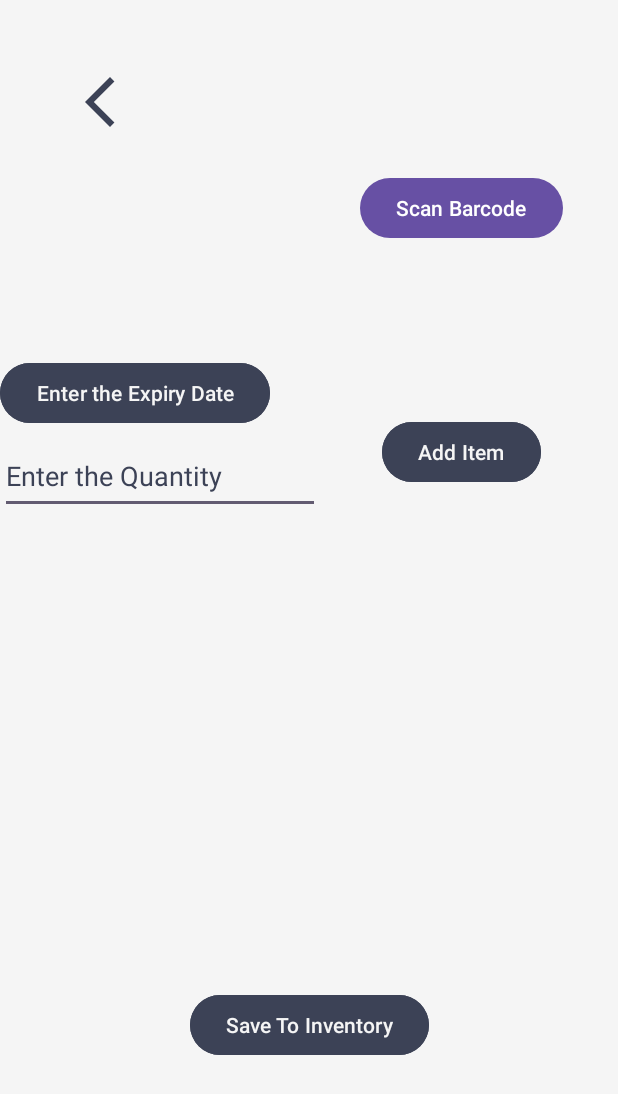
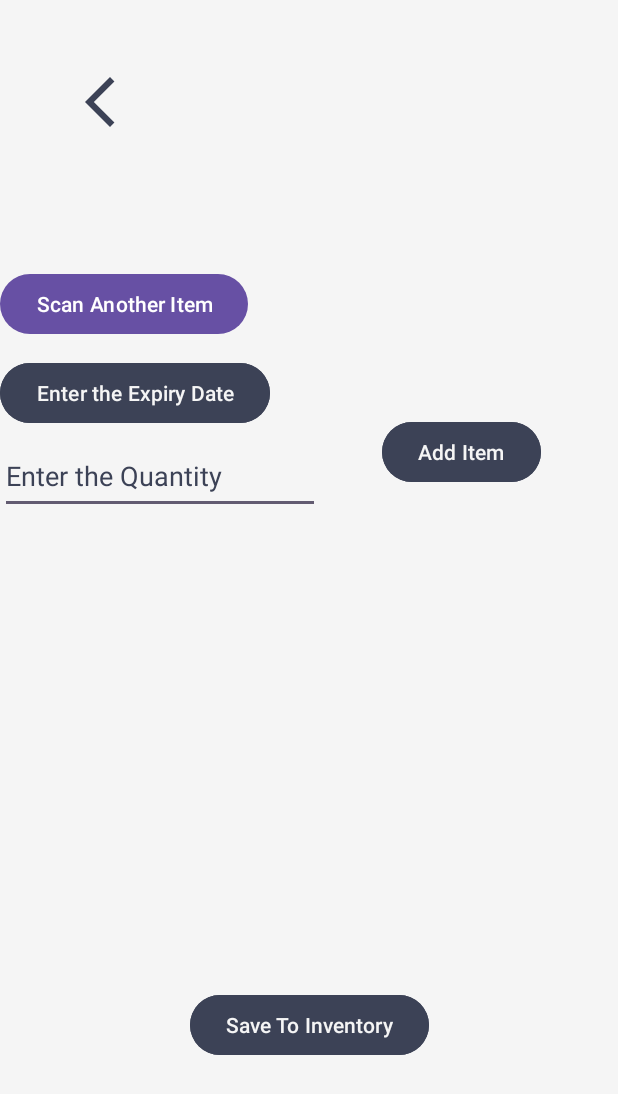
Before and after one commit to shashi981/404-group-not-found, an Android app: the BarcodeActivity screen opened directly, with no data from a screen before it, on a phone screen of 412 x 824 dp. Shown: the top 1094 px of the screen. Run offline under Robolectric (Android 15) with nearby library versions, the phone set to English and light mode, and no system bars; libraries missing offline, so code that uses them is left out: com.journeyapps.barcodescanner; pictures from the network do not load; 1 statement that could not run was skipped.

Commit message:
fixed barcode scanning activity. Not fully complete, still need to add functionality such as verifying UPC code, styling, and logic.

```diff
--- a/front-end/app/src/main/AndroidManifest.xml
+++ b/front-end/app/src/main/AndroidManifest.xml
@@ -59,7 +59,9 @@
             android:exported="false" />
         <activity
             android:name=".BarcodeActivity"
-            android:exported="false" />
+            android:exported="false"
+            android:windowSoftInputMode="adjustPan"
+            android:configChanges="keyboardHidden|orientation|screenSize" />
         <activity
             android:name=".MainActivity"
             android:exported="true">
--- a/front-end/app/src/main/java/com/example/grocerymanager/BarcodeActivity.java
+++ b/front-end/app/src/main/java/com/example/grocerymanager/BarcodeActivity.java
@@ -39,43 +39,27 @@ import okhttp3.Response;
 
 public class BarcodeActivity extends AppCompatActivity implements DatePickerFragment.DatePickerListener {
     final static String TAG = "BarcodeActivity";
-    private ImageButton backIcon1;
-    private String expiryDateString1;
-    private Button itemExpiryButton1;
-    private Button addItemButton1;
-    private EditText itemQuantity1;
+    private ImageButton backIcon;
+    private String expiryDateString;
+    private Button itemExpiryButton;
+    private Button addItemButton;
+    private EditText itemQuantity;
     private String upcCode;
-    private Button addItemsInventoryButton1;
-    private List<String> expiryDateList1;
-    private List<Integer> upcList;
-    private List<Integer> quantityList1;
-    private List<Item> itemList1;
-    private OkHttpClient client1;
+    private Button addItemsInventoryButton;
+    private List<String> expiryDateList;
+    private List<Long> upcList;
+    private List<Integer> quantityList;
+    private List<Item> itemList;
+    private OkHttpClient client;
     private Button scanBarButton;
 
-    private NetworkManager networkManager1;
-
-//    ActivityResultLauncher<ScanOptions> barcodeLauncher = registerForActivityResult(new ScanContract(), result ->{
-//        if (result.getContents() != null) {
-//
-//            String upcCode = result.getContents();
-//
-//            AlertDialog.Builder builder = new AlertDialog.Builder(BarcodeActivity.this);
-//            builder.setMessage(result.getContents());
-//            builder.setPositiveButton("OK", new DialogInterface.OnClickListener(){
-//                @Override
-//                public void onClick(DialogInterface dialogInterface, int i){
-//                    dialogInterface.dismiss();
-//                }
-//            }).show();
-//        }
-//    });
+    private NetworkManager networkManager;
 
     ActivityResultLauncher<ScanOptions> barcodeLauncher = registerForActivityResult(new ScanContract(), result -> {
         if (result.getContents() != null) {
             // UPC code was successfully retrieved
             upcCode = result.getContents();
-//            upcCode = "00123456789012"
+//            upcCode = "11123456789012";
             // You can proceed with handling the UPC code or launching another activity if needed
             handleUPCCode(upcCode);
         } else {
@@ -89,75 +73,75 @@ public class BarcodeActivity extends AppCompatActivity implements DatePickerFrag
     protected void onCreate(Bundle savedInstanceState) {
         super.onCreate(savedInstanceState);
         setContentView(R.layout.activity_barcode);
-        expiryDateList1 = new ArrayList<>();
+        expiryDateList = new ArrayList<>();
         upcList = new ArrayList<>();
-        quantityList1 = new ArrayList<>();
+        quantityList = new ArrayList<>();
 
-        itemExpiryButton1 = findViewById(R.id.set_expiry_date1);
-        itemExpiryButton1.setOnClickListener(new View.OnClickListener() {
+        itemExpiryButton = findViewById(R.id.set_expiry_date_barcode);
+        itemExpiryButton.setOnClickListener(new View.OnClickListener() {
             @Override
             public void onClick(View view) {
                 showDatePickerDialog();
             }
         });
 
-        backIcon1 = findViewById(R.id.back_icon_add1);
-        backIcon1.setOnClickListener(new View.OnClickListener() {
+        backIcon = findViewById(R.id.back_icon_barcode);
+        backIcon.setOnClickListener(new View.OnClickListener() {
             @Override
             public void onClick(View view) {
                 finish();
             }
         });
-        itemQuantity1 = findViewById(R.id.item_quantity1);
+        itemQuantity = findViewById(R.id.item_quantity_barcode);
 
-        itemList1 = new ArrayList<>();
-        addItemButton1 = findViewById(R.id.add_item_to_list1);
-        addItemButton1.setOnClickListener(view -> {
-            if (expiryDateString1.isEmpty() || itemQuantity1.getText().toString().isEmpty()) {
+        itemList = new ArrayList<>();
+        addItemButton = findViewById(R.id.add_item_to_barcode);
+        addItemButton.setOnClickListener(view -> {
+            if (expiryDateString.isEmpty() || itemQuantity.getText().toString().isEmpty() || upcCode.isEmpty() || upcCode == null) {
 
             } else {
-                int upc = Integer.parseInt(upcCode);
-                String itemQuantityStr = itemQuantity1.getText().toString();
-                Item newItem = new Item("", expiryDateString1, Integer.parseInt(itemQuantityStr), -1, upc);
-                itemList1.add(newItem);
-                addItemToInventory1(newItem);
-                Log.d(TAG, itemList1.toString());
+                long upc = Long.parseLong(upcCode);
+                String itemQuantityStr = itemQuantity.getText().toString();
+                Item newItem = new Item("", expiryDateString, Integer.parseInt(itemQuantityStr), -1, upc);
+                itemList.add(newItem);
+                addItemToInventory(newItem);
+                Log.d(TAG, itemList.toString());
 
-                expiryDateString1="";
-                itemQuantity1.getText().clear();
+                expiryDateString="";
+                itemQuantity.getText().clear();
+                upcCode = "";
 
 
             }
         });
 
 
-        networkManager1 = new NetworkManager(this);
-        client1 = networkManager1.getClient();
+        networkManager = new NetworkManager(this);
+        client = networkManager.getClient();
 
         String serURL = "https://20.104.197.24/";
         MediaType JSON = MediaType.parse("application/json; charset=utf-8");
         UserData userData = SharedPrefManager.loadUserData(BarcodeActivity.this);
 
-        addItemsInventoryButton1 = findViewById(R.id.add_items_to_inventory1);
-        addItemsInventoryButton1.setOnClickListener(new View.OnClickListener() {
+        addItemsInventoryButton = findViewById(R.id.save_items_to_inventory_barcode);
+        addItemsInventoryButton.setOnClickListener(new View.OnClickListener() {
             @Override
             public void onClick(View view) {
-                if (itemList1.isEmpty()){
+                if (itemList.isEmpty()){
                     launchInventoryIntent();
                 }
                 else {
-                    for (Item item : itemList1){
-                        expiryDateList1.add(item.getExpiry());
+                    for (Item item : itemList){
+                        expiryDateList.add(item.getExpiry());
                         upcList.add(item.getUPC());
-                        quantityList1.add(item.getQuantity());
+                        quantityList.add(item.getQuantity());
                     }
                     JSONObject postData1 = new JSONObject();
                     try{
                         postData1.put("p1", userData.getUID());
                         postData1.put("p2", new JSONArray(upcList)); // assuming upcList is a list of Integers
-                        postData1.put("p3", new JSONArray(expiryDateList1)); // assuming expiryDateList is a list of Strings
-                        postData1.put("p4", new JSONArray(quantityList1)); // assuming quantityList is a list of Integers
-                        postData1.put("p5", "");
+                        postData1.put("p3", new JSONArray(expiryDateList)); // assuming expiryDateList is a list of Strings
+                        postData1.put("p4", new JSONArray(quantityList)); // assuming quantityList is a list of Integers
                     }
                     catch (JSONException e){
                         e.printStackTrace();
@@ -169,7 +153,7 @@ public class BarcodeActivity extends AppCompatActivity implements DatePickerFrag
                             .post(body1)
                             .build();
 
-                    client1.newCall(request).enqueue(new Callback() {
+                    client.newCall(request).enqueue(new Callback() {
                         @Override
                         public void onFailure(Call call, IOException e) {
                             // Handle failure
@@ -209,17 +193,17 @@ public class BarcodeActivity extends AppCompatActivity implements DatePickerFrag
 
     }
 
-    private void addItemToInventory1(Item item) {
+    private void addItemToInventory(Item item) {
         LayoutInflater inflater = (LayoutInflater) getSystemService(Context.LAYOUT_INFLATER_SERVICE);
         View view = inflater.inflate(R.layout.item_display_template, null);
 
-//        TextView itemNameTextView = view.findViewById(R.id.item_name_text_view);
+        TextView itemNameTextView = view.findViewById(R.id.item_name_text_view);
         TextView expiryDateTextView = view.findViewById(R.id.expiry_date_text_view);
         TextView quantityTextView = view.findViewById(R.id.quantity_text_view);
         Button editButton = view.findViewById(R.id.edit_button);
         Button deleteButton = view.findViewById(R.id.delete_button);
 
-//        itemNameTextView.setText(item.getName());
+        itemNameTextView.setText(Long.toString(item.getUPC()));
         expiryDateTextView.setText("Expiry Date: " + item.getExpiry());
         quantityTextView.setText("Quantity: " + item.getQuantity());
 
@@ -228,8 +212,8 @@ public class BarcodeActivity extends AppCompatActivity implements DatePickerFrag
             public void onClick(View v) {
                 //need to implement editing
                 displayEditPopup(item);
-                itemList1.remove(item);
-                LinearLayout mainLayout = findViewById(R.id.inventory_container);
+                itemList.remove(item);
+                LinearLayout mainLayout = findViewById(R.id.inventory_container_barcode);
                 mainLayout.removeView(view);
 
             }
@@ -239,13 +223,13 @@ public class BarcodeActivity extends AppCompatActivity implements DatePickerFrag
             @Override
             public void onClick(View v) {
                 //need to implement for delete
-                itemList1.remove(item);
-                LinearLayout mainLayout = findViewById(R.id.inventory_container);
+                itemList.remove(item);
+                LinearLayout mainLayout = findViewById(R.id.inventory_container_barcode);
                 mainLayout.removeView(view);
             }
         });
 
-        LinearLayout mainLayout = findViewById(R.id.inventory_container);
+        LinearLayout mainLayout = findViewById(R.id.inventory_container_barcode);
         mainLayout.addView(view);
 
     }
@@ -262,10 +246,10 @@ public class BarcodeActivity extends AppCompatActivity implements DatePickerFrag
         editExpiryDateButton.setOnClickListener(v -> showDatePickerDialog());
         saveButton.setOnClickListener(v -> {
             int updatedQuantity = Integer.parseInt(quantityEditText.getText().toString());
-            if(expiryDateString1 != null && !expiryDateString1.isEmpty() && updatedQuantity > 0){
+            if(expiryDateString != null && !expiryDateString.isEmpty() && updatedQuantity > 0){
                 item.setQuantity(updatedQuantity);
-                item.setExpiry(expiryDateString1);
-                addItemToInventory1(item);
+                item.setExpiry(expiryDateString);
+                addItemToInventory(item);
                 dialog.dismiss();
 
 
@@ -284,7 +268,7 @@ public class BarcodeActivity extends AppCompatActivity implements DatePickerFrag
     @Override
     public void onDateSet(int year, int month, int day) {
         // Use the selected date here as needed
-        expiryDateString1 = String.format("%d-%02d-%02d", year, month + 1, day);
+        expiryDateString = String.format("%d-%02d-%02d", year, month + 1, day);
     }
 
     private void scanCode() {
--- a/front-end/app/src/main/java/com/example/grocerymanager/InventoryActivity.java
+++ b/front-end/app/src/main/java/com/example/grocerymanager/InventoryActivity.java
@@ -51,7 +51,7 @@ public class InventoryActivity extends AppCompatActivity implements DatePickerFr
     private ImageButton scannerIcon;
     private List<Integer> itemIdList;
     private List<Integer> itemIdListEdit;
-    private List<Integer> itemUPCList;
+    private List<Long> itemUPCList;
     private List<String> itemExpiryList;
     private List<Integer> itemCountList;
 
--- a/front-end/app/src/main/res/layout/activity_barcode.xml
+++ b/front-end/app/src/main/res/layout/activity_barcode.xml
@@ -10,15 +10,15 @@
     <ScrollView
         android:layout_width="match_parent"
         android:layout_height="250dp"
-        app:layout_constraintBottom_toTopOf="@+id/add_items_to_inventory1"
+        app:layout_constraintBottom_toTopOf="@+id/save_items_to_inventory_barcode"
         app:layout_constraintEnd_toEndOf="parent"
         app:layout_constraintHorizontal_bias="0.0"
         app:layout_constraintStart_toStartOf="parent"
-        app:layout_constraintTop_toBottomOf="@+id/set_expiry_date1"
+        app:layout_constraintTop_toBottomOf="@+id/set_expiry_date_barcode"
         app:layout_constraintVertical_bias="0.89">
 
         <LinearLayout
-            android:id="@+id/inventory_container"
+            android:id="@+id/inventory_container_barcode"
             android:layout_width="match_parent"
             android:layout_height="wrap_content"
             android:orientation="vertical"
@@ -29,7 +29,7 @@
 
 
     <ImageButton
-        android:id="@+id/back_icon_add1"
+        android:id="@+id/back_icon_barcode"
         android:layout_width="wrap_content"
         android:layout_height="wrap_content"
         android:backgroundTint="#00FFFFFF"
@@ -47,7 +47,7 @@
         android:backgroundTint="@color/dark_blue"
         android:backgroundTintMode="src_over"
         android:textColor="@color/faded_white"
-        android:id="@+id/add_item_to_list1"
+        android:id="@+id/add_item_to_barcode"
         android:layout_width="wrap_content"
         android:layout_height="wrap_content"
         android:text="@string/add_item_to_list"
@@ -61,7 +61,7 @@
     <EditText
         android:textColor="@color/dark_blue"
         android:textColorHint="@color/dark_blue"
-        android:id="@+id/item_quantity1"
+        android:id="@+id/item_quantity_barcode"
         android:layout_width="wrap_content"
         android:layout_height="50dp"
         android:autofillHints="@string/enter_quantity_hint"
@@ -79,7 +79,7 @@
         android:backgroundTint="@color/dark_blue"
         android:backgroundTintMode="src_over"
         android:textColor="@color/faded_white"
-        android:id="@+id/add_items_to_inventory1"
+        android:id="@+id/save_items_to_inventory_barcode"
         android:layout_width="wrap_content"
         android:layout_height="wrap_content"
         android:text="@string/add_items_to_inventory"
@@ -94,7 +94,7 @@
         android:backgroundTint="@color/dark_blue"
         android:backgroundTintMode="src_over"
         android:textColor="@color/faded_white"
-        android:id="@+id/set_expiry_date1"
+        android:id="@+id/set_expiry_date_barcode"
         android:layout_width="wrap_content"
         android:layout_height="wrap_content"
         android:text="@string/enter_expiry"
@@ -109,11 +109,13 @@
         android:id="@+id/scanBarButton"
         android:layout_width="wrap_content"
         android:layout_height="wrap_content"
-        android:text="Scan Barcode"
-        app:layout_constraintBottom_toTopOf="@+id/add_item_to_list1"
-        app:layout_constraintEnd_toEndOf="@+id/add_item_to_list1"
-        app:layout_constraintStart_toStartOf="@+id/add_item_to_list1"
-        app:layout_constraintTop_toTopOf="parent" />
+        android:text="Scan Another Item"
+        app:layout_constraintBottom_toBottomOf="parent"
+        app:layout_constraintEnd_toEndOf="parent"
+        app:layout_constraintHorizontal_bias="0"
+        app:layout_constraintStart_toStartOf="parent"
+        app:layout_constraintTop_toTopOf="parent"
+        app:layout_constraintVertical_bias="0.23" />
 
 
 </androidx.constraintlayout.widget.ConstraintLayout>
```
Also changed, not shown: front-end/app/src/main/java/com/example/grocerymanager/Item.java (+4 -4 lines).
